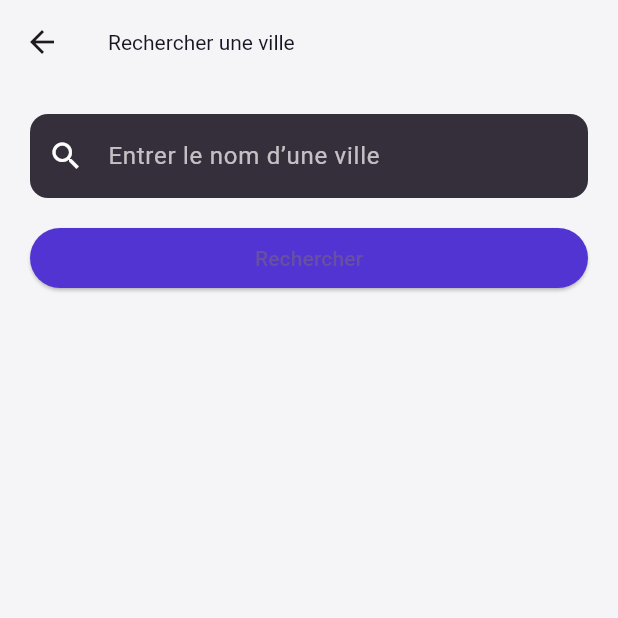
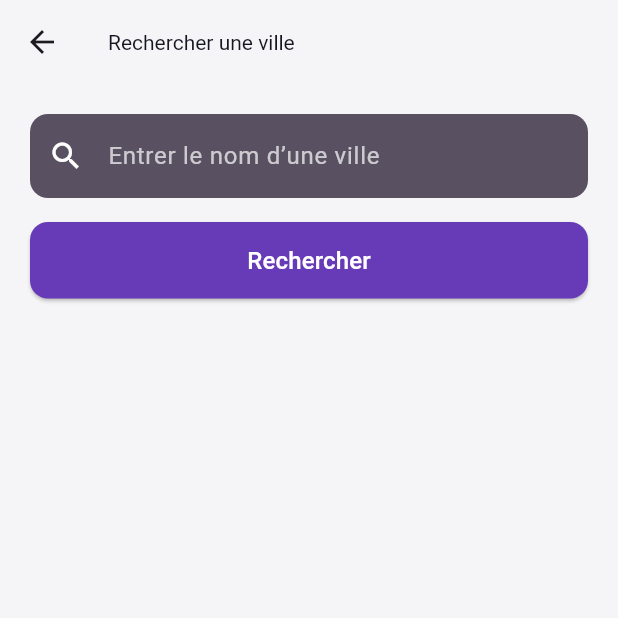
Before and after one commit to aliounediallo-debug/appli_meteo, a Flutter app: the screen it shows after launch, after a tap on the "search" icon, on a phone screen of 412 x 824 dp, the top half of it. Run offline on Flutter 3.47's test engine with Material 3 defaults, Android fonts, the phone set to English and light mode, and no system bars; network calls fail; project files that could hold a hidden picture were left out.

Commit message:
new commit

```diff
--- a/lib/src/pages/home.dart
+++ b/lib/src/pages/home.dart
@@ -1,8 +1,8 @@
 import 'package:flutter/material.dart';
+import 'package:appli_meteo/src/pages/recherche.dart';
+import 'package:appli_meteo/src/pages/services/meteo_api.dart';
 import 'package:appli_meteo/src/pages/widgets/grand_meteo.dart';
-import 'package:appli_meteo/src/pages/services/meteo_api.dart';
 import 'package:appli_meteo/src/pages/widgets/grille_stat.dart';
-import 'package:appli_meteo/src/pages/recherche.dart';
 
 class HomePage extends StatefulWidget {
   const HomePage({super.key});
@@ -13,30 +13,42 @@ class HomePage extends StatefulWidget {
 
 class _HomePageState extends State<HomePage> {
   final TextEditingController searchController = TextEditingController();
+
   Map<String, dynamic>? weatherData;
+  bool isLoading = false;
 
-  void fetchWeather() async {
-    String city = searchController.text.trim();
+  /// Appel API météo
+  Future<void> fetchWeather() async {
+    final city = searchController.text.trim();
     if (city.isEmpty) return;
+
+    setState(() => isLoading = true);
 
     final result = await WeatherApi.fetchWeatherByCity(city);
 
     setState(() {
       weatherData = result;
+      isLoading = false;
     });
   }
+  @override
+void initState() {
+  super.initState();
+  searchController.text = "Dakar";
+  fetchWeather(); // appel automatique
+}
+
 
   @override
   Widget build(BuildContext context) {
     return Scaffold(
-      backgroundColor: Colors.white,
+      backgroundColor: const Color.fromARGB(255, 252, 252, 252),
 
       appBar: AppBar(
-        backgroundColor: Colors.white,
+        backgroundColor: const Color.fromARGB(255, 252, 252, 252),
+        elevation: 0,
         centerTitle: true,
         toolbarHeight: 120,
-        elevation: 0,
-
         title: Column(
           children: [
             Row(
@@ -44,13 +56,18 @@ class _HomePageState extends State<HomePage> {
               children: [
                 Row(
                   children: [
-                    Image.asset("img/brightness.png", width: 28),
+                    Image.asset(
+                      "img/brightness.png",
+                      width: 28,
+                      height: 28,
+                    ),
                     const SizedBox(width: 6),
                     const Text(
                       "MÉTÉO",
                       style: TextStyle(
                         color: Color.fromARGB(255, 35, 107, 165),
                         fontSize: 18,
+                        fontWeight: FontWeight.bold,
                       ),
                     ),
                   ],
@@ -83,7 +100,7 @@ class _HomePageState extends State<HomePage> {
               style: TextStyle(
                 fontWeight: FontWeight.bold,
                 fontSize: 22,
-                color: Colors.black,
+                color: Color.fromARGB(255, 20, 20, 20),
               ),
             ),
           ],
@@ -94,9 +111,26 @@ class _HomePageState extends State<HomePage> {
         padding: const EdgeInsets.all(20),
         child: Column(
           children: [
-            GrandMeteo(data: weatherData),
-            const SizedBox(height: 16),
-            GrilleStat(),
+            if (isLoading)
+              const Padding(
+                padding: EdgeInsets.all(20),
+                child: CircularProgressIndicator(),
+              ),
+
+            if (!isLoading && weatherData != null) ...[
+              GrandMeteo(data: weatherData),
+              const SizedBox(height: 20),
+              GrilleStat(),
+            ],
+
+            if (!isLoading && weatherData == null)
+              const Padding(
+                padding: EdgeInsets.only(top: 40),
+                child: Text(
+                  "🔍 Recherchez une ville pour voir la météo",
+                  style: TextStyle(color: Colors.black54),
+                ),
+              ),
           ],
         ),
       ),
--- a/lib/src/pages/recherche.dart
+++ b/lib/src/pages/recherche.dart
@@ -36,7 +36,7 @@ class _SearchPageState extends State<Recherche> {
                 hintStyle: const TextStyle(color: Colors.white70),
                 prefixIcon: const Icon(Icons.search, color: Colors.white),
                 filled: true,
-                fillColor: const Color.fromARGB(255, 53, 46, 59),
+                fillColor: const Color.fromARGB(255, 89, 81, 97),
                 border: OutlineInputBorder(
                   borderRadius: BorderRadius.circular(12),
                   borderSide: BorderSide.none,
@@ -49,12 +49,20 @@ class _SearchPageState extends State<Recherche> {
               width: double.infinity,
               child: ElevatedButton(
                 style: ElevatedButton.styleFrom(
-                  backgroundColor: const Color.fromARGB(255, 81, 52, 209),
+                  backgroundColor: Colors.deepPurple,
+                  padding: const EdgeInsets.symmetric(vertical: 14),
+                  shape: RoundedRectangleBorder(
+                    borderRadius: BorderRadius.circular(12),
+                  ),
                 ),
                 onPressed: submit,
-                child: const Text("Rechercher"),
+                child: const Text(
+                  "Rechercher",
+                  style: TextStyle(color: Colors.white, fontSize: 16),
+                ),
               ),
-            )
+            ),
+
           ],
         ),
       ),
--- a/lib/src/pages/services/meteo_api.dart
+++ b/lib/src/pages/services/meteo_api.dart
@@ -2,31 +2,27 @@ import 'dart:convert';
 import 'package:http/http.dart' as http;
 
 class WeatherApi {
-  static const String apiKey = "";
+  static const String _apiKey = "f76f9c069a4d17da06b4a5d088a13376";
+  static const String _baseUrl =
+  "https://api.openweathermap.org/data/2.5/weather";
 
-  static Future<Map<String, dynamic>?> getCurrentWeather(String city) async {
-    final url = Uri.parse(
-      "https://api.openweathermap.org/data/2.5/weather?q=$city&units=metric&lang=fr&appid=$apiKey",
-    );
+  /// Récupérer la météo par ville
+  static Future<Map<String, dynamic>?> fetchWeatherByCity(String city) async {
+    final url =
+        "$_baseUrl?q=$city&appid=$_apiKey&units=metric&lang=fr";
 
-    final response = await http.get(url);
+    try {
+      final response = await http.get(Uri.parse(url));
 
-    if (response.statusCode == 200) {
-      return jsonDecode(response.body);
+      if (response.statusCode == 200) {
+        return json.decode(response.body);
+      } else {
+        print("Erreur API : ${response.body}");
+        return null;
+      }
+    } catch (e) {
+      print("Erreur réseau : $e");
+      return null;
     }
-    return null;
-  }
-
-  static Future<List<dynamic>> getForecast(double lat, double lon) async {
-    final url = Uri.parse(
-      "https://api.openweathermap.org/data/2.5/forecast?lat=$lat&lon=$lon&units=metric&lang=fr&appid=$apiKey",
-    );
-
-    final response = await http.get(url);
-
-    if (response.statusCode == 200) {
-      return jsonDecode(response.body)["list"];
-    }
-    return [];
   }
 }
--- a/lib/src/pages/widgets/grand_meteo.dart
+++ b/lib/src/pages/widgets/grand_meteo.dart
@@ -8,13 +8,13 @@ class GrandMeteo extends StatelessWidget {
 
   @override
   Widget build(BuildContext context) {
-    if (data == null) return const SizedBox();
+
 
     return Container(
       margin: const EdgeInsets.only(top: 20),
       padding: const EdgeInsets.all(20),
       decoration: BoxDecoration(
-        color: const Color.fromARGB(255, 53, 46, 59),
+        color: const Color.fromARGB(255, 124, 58, 182),
         borderRadius: BorderRadius.circular(20),
       ),
       child: Column(
```
